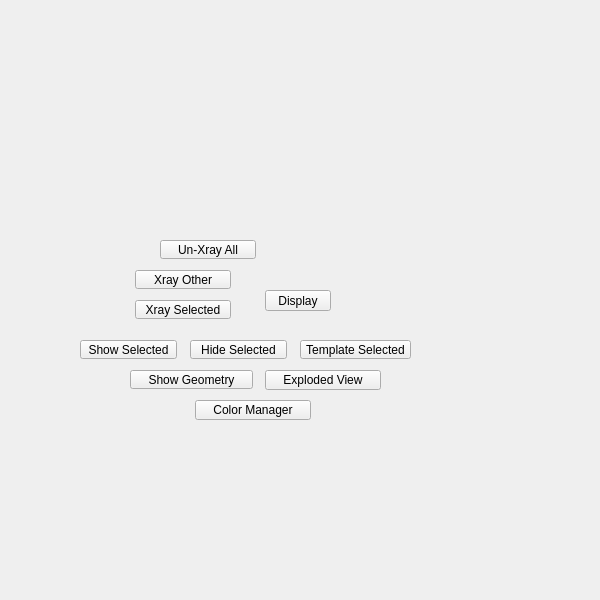
Above: tentacle/ui/display#submenu.ui from m3trik/tentacle before the change. Below: the same form after it.
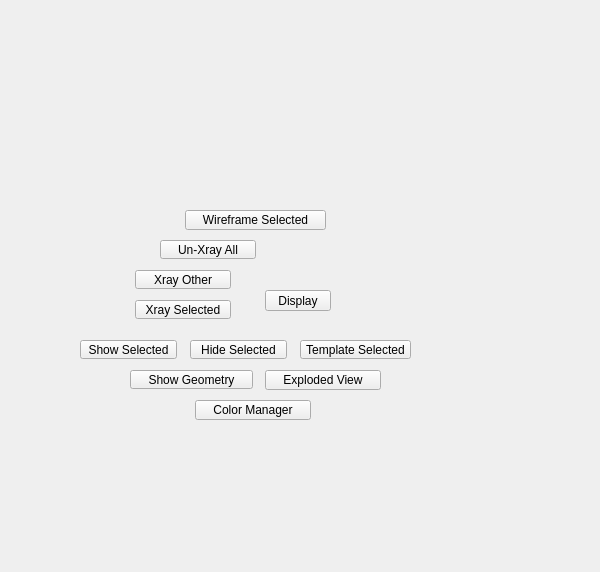
That is the form after the change.

What changed in the file:
```diff
--- a/tentacle/ui/display#submenu.ui
+++ b/tentacle/ui/display#submenu.ui
@@ -10,7 +10,7 @@
     <x>0</x>
     <y>0</y>
     <width>600</width>
-    <height>600</height>
+    <height>572</height>
    </rect>
   </property>
   <property name="sizePolicy">
@@ -285,6 +285,34 @@
      <bool>false</bool>
     </property>
    </widget>
+   <widget class="QPushButton" name="b001">
+    <property name="geometry">
+     <rect>
+      <x>185</x>
+      <y>210</y>
+      <width>141</width>
+      <height>20</height>
+     </rect>
+    </property>
+    <property name="minimumSize">
+     <size>
+      <width>0</width>
+      <height>20</height>
+     </size>
+    </property>
+    <property name="maximumSize">
+     <size>
+      <width>16777215</width>
+      <height>20</height>
+     </size>
+    </property>
+    <property name="toolTip">
+     <string>Toggle wireframe on all selected objects.</string>
+    </property>
+    <property name="text">
+     <string>Wireframe Selected</string>
+    </property>
+   </widget>
   </widget>
  </widget>
  <resources/>
```
